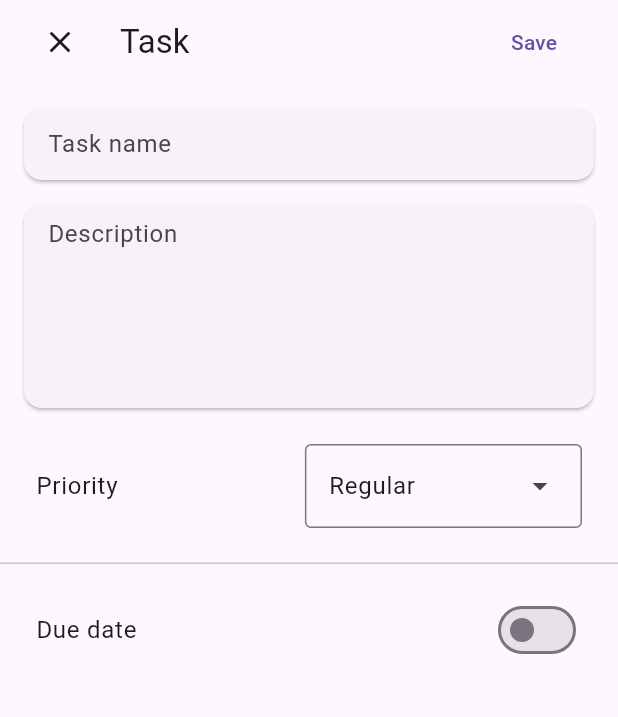
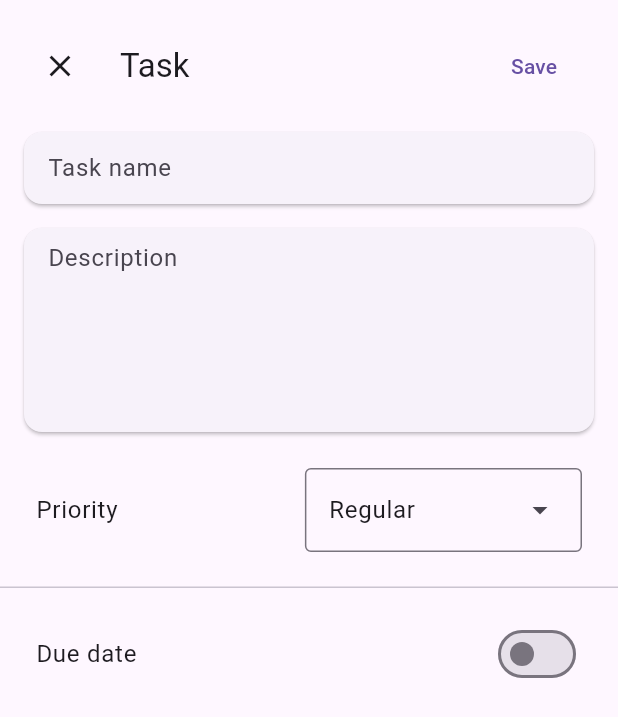
Before and after one commit to TheLastFlame/yss_todo, a Flutter app: the TaskPage screen opened by its route, on a phone screen of 412 x 824 dp. Shown: the top 717 px of the screen. Run offline on Flutter 3.47's test engine with Material 2 defaults, Android fonts, the phone set to English and light mode, and no system bars; our stand-ins replace flutter_mobx, get_it, get_storage, logger, mobx; accounts and stored records are empty; generated files the repository leaves out were written again.

Commit message:
minor visual fixes

```diff
--- a/lib/pages/task/taskinfo.dart
+++ b/lib/pages/task/taskinfo.dart
@@ -36,6 +36,13 @@ class TaskPage extends StatelessWidget {
         child: Column(
           mainAxisSize: MainAxisSize.min,
           children: [
+            Container(
+              height: appPadding * 2,
+              decoration: BoxDecoration(
+                  color: Theme.of(context).colorScheme.background,
+                  borderRadius:
+                      const BorderRadius.vertical(top: Radius.circular(16))),
+            ),
             TaskAppBar(controller: controller),
             Flexible(
               child: ListView(
@@ -56,8 +63,8 @@ class TaskPage extends StatelessWidget {
                     ),
                   ),
                   Card(
-                    margin: const EdgeInsets.symmetric(
-                        horizontal: appPadding * 2),
+                    margin:
+                        const EdgeInsets.symmetric(horizontal: appPadding * 2),
                     child: Padding(
                       padding: const EdgeInsets.symmetric(
                           horizontal: appPadding * 2),
```
Also changed, not shown: lib/helpers.dart (+0 -7 lines).
